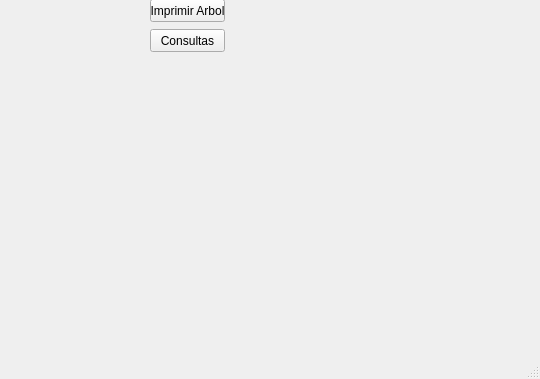
Above: mainwindow.ui from ale-777/AvengersGame before the change; both pictures show x 260 to 800 and y 221 to 600 of the 800 by 600 pixel window. Below: the same form after it.
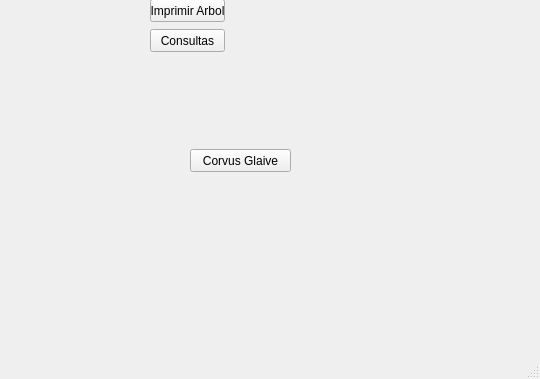
That is the form after the change.

Diff of the .ui file:
```diff
--- a/mainwindow.ui
+++ b/mainwindow.ui
@@ -105,6 +105,19 @@
      <string>Imprimir Arbol</string>
     </property>
    </widget>
+   <widget class="QPushButton" name="corvusGlaive">
+    <property name="geometry">
+     <rect>
+      <x>450</x>
+      <y>370</y>
+      <width>101</width>
+      <height>23</height>
+     </rect>
+    </property>
+    <property name="text">
+     <string>Corvus Glaive</string>
+    </property>
+   </widget>
   </widget>
   <widget class="QMenuBar" name="menubar">
    <property name="geometry">
```
